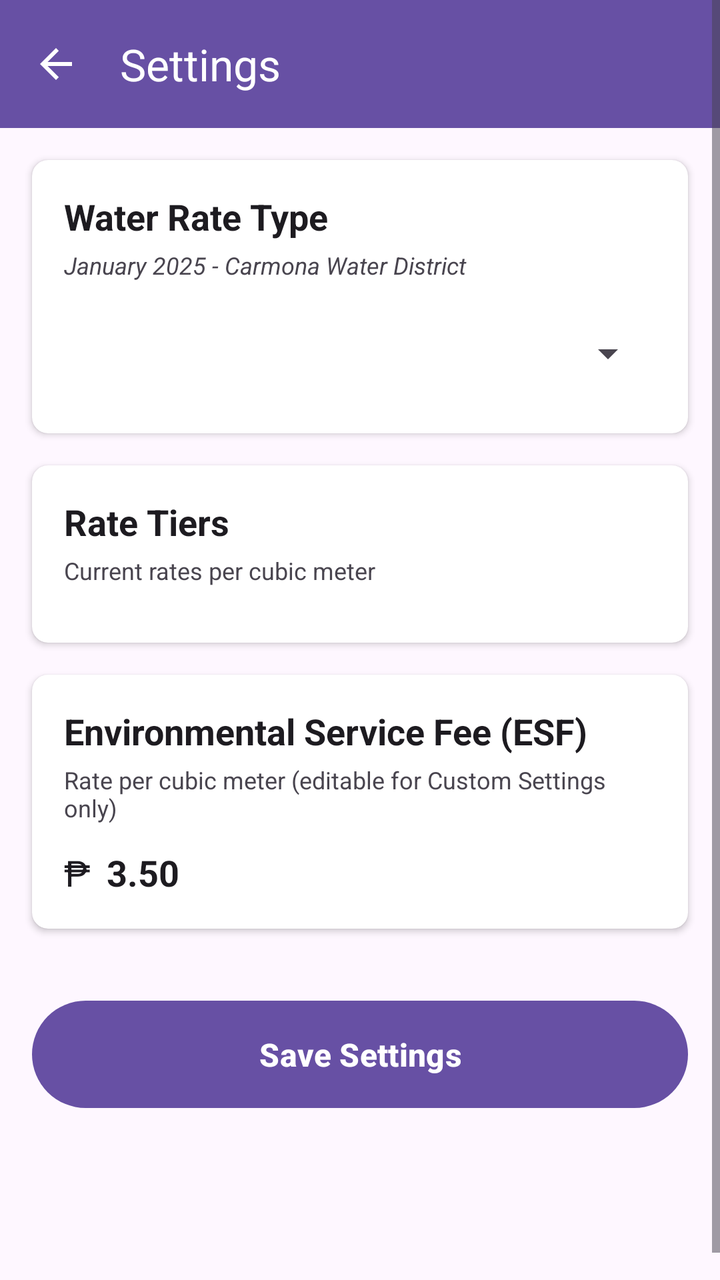
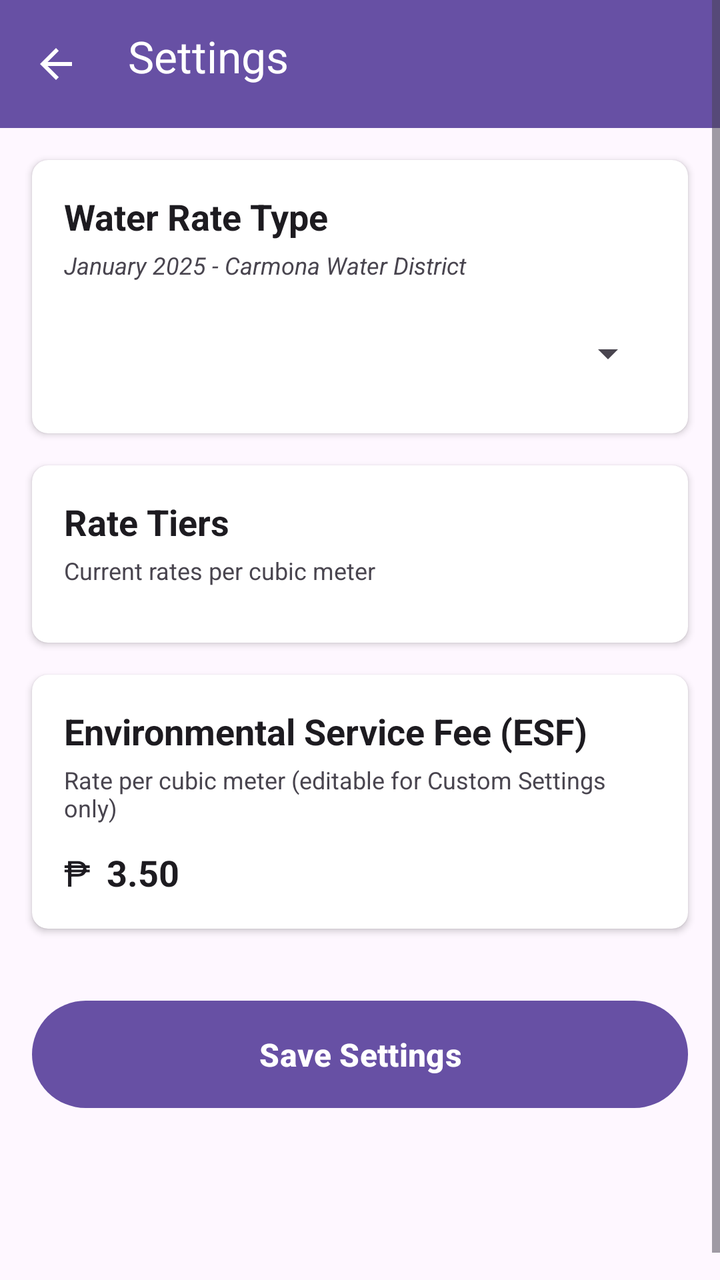

Screens rendered from an Android XML layout before and after an edit, with the pre-edit source and the edit as a unified diff.
<!-- AndroidManifest.xml: activity theme Theme.MeterSnap -->
<!-- res/layout/activity_settings.xml -->
<?xml version="1.0" encoding="utf-8"?>
<ScrollView xmlns:android="http://schemas.android.com/apk/res/android"
    xmlns:app="http://schemas.android.com/apk/res-auto"
    android:layout_width="match_parent"
    android:layout_height="match_parent"
    android:fillViewport="true"
    android:background="?android:attr/colorBackground">

    <LinearLayout
        android:layout_width="match_parent"
        android:layout_height="wrap_content"
        android:orientation="vertical"
        android:padding="0dp">

        
        <androidx.appcompat.widget.Toolbar
            android:id="@+id/toolbar"
            android:layout_width="match_parent"
            android:layout_height="?attr/actionBarSize"
            android:background="?attr/colorPrimary"
            android:elevation="4dp"
            android:fitsSystemWindows="true"
            android:paddingTop="0dp"
            android:theme="@style/ThemeOverlay.AppCompat.Dark.ActionBar"
            app:navigationIcon="?attr/homeAsUpIndicator"
            app:title="Settings"
            app:titleTextColor="@android:color/white" />

        
        <androidx.cardview.widget.CardView
            android:layout_width="match_parent"
            android:layout_height="wrap_content"
            android:layout_margin="16dp"
            app:cardCornerRadius="8dp"
            app:cardElevation="2dp">

            <LinearLayout
                android:layout_width="match_parent"
                android:layout_height="wrap_content"
                android:orientation="vertical"
                android:padding="16dp">

                <TextView
                    android:layout_width="match_parent"
                    android:layout_height="wrap_content"
                    android:text="Water Rate Type"
                    android:textColor="?android:attr/textColorPrimary"
                    android:textSize="18sp"
                    android:textStyle="bold" />

                <TextView
                    android:layout_width="match_parent"
                    android:layout_height="wrap_content"
                    android:layout_marginTop="4dp"
                    android:text="January 2025 - Carmona Water District"
                    android:textColor="?android:attr/textColorSecondary"
                    android:textSize="12sp"
                    android:textStyle="italic" />

                <Spinner
                    android:id="@+id/spinner_rate_type"
                    android:layout_width="match_parent"
                    android:layout_height="wrap_content"
                    android:layout_marginTop="12dp"
                    android:minHeight="48dp"
                    android:padding="8dp"
                    android:spinnerMode="dropdown" />
            </LinearLayout>
        </androidx.cardview.widget.CardView>

        
        <androidx.cardview.widget.CardView
            android:id="@+id/card_rate_tiers"
            android:layout_width="match_parent"
            android:layout_height="wrap_content"
            android:layout_marginStart="16dp"
            android:layout_marginEnd="16dp"
            android:layout_marginBottom="16dp"
            app:cardCornerRadius="8dp"
            app:cardElevation="2dp">

            <LinearLayout
                android:layout_width="match_parent"
                android:layout_height="wrap_content"
                android:orientation="vertical"
                android:padding="16dp">

                <TextView
                    android:layout_width="match_parent"
                    android:layout_height="wrap_content"
                    android:text="Rate Tiers"
                    android:textColor="?android:attr/textColorPrimary"
                    android:textSize="18sp"
                    android:textStyle="bold" />

                <TextView
                    android:id="@+id/text_rates_subtitle"
                    android:layout_width="match_parent"
                    android:layout_height="wrap_content"
                    android:layout_marginTop="4dp"
                    android:text="Current rates per cubic meter"
                    android:textColor="?android:attr/textColorSecondary"
                    android:textSize="12sp" />

                
                <LinearLayout
                    android:id="@+id/container_rate_tiers"
                    android:layout_width="match_parent"
                    android:layout_height="wrap_content"
                    android:layout_marginTop="12dp"
                    android:orientation="vertical">
                    
                </LinearLayout>

                
                <Button
                    android:id="@+id/btn_edit_custom_rates"
                    android:layout_width="match_parent"
                    android:layout_height="wrap_content"
                    android:layout_marginTop="8dp"
                    android:text="Edit Custom Rates"
                    android:visibility="gone" />
            </LinearLayout>
        </androidx.cardview.widget.CardView>

        
        <androidx.cardview.widget.CardView
            android:layout_width="match_parent"
            android:layout_height="wrap_content"
            android:layout_marginStart="16dp"
            android:layout_marginEnd="16dp"
            android:layout_marginBottom="16dp"
            app:cardCornerRadius="8dp"
            app:cardElevation="2dp">

            <LinearLayout
                android:layout_width="match_parent"
                android:layout_height="wrap_content"
                android:orientation="vertical"
                android:padding="16dp">

                <TextView
                    android:layout_width="match_parent"
                    android:layout_height="wrap_content"
                    android:text="Environmental Service Fee (ESF)"
                    android:textColor="?android:attr/textColorPrimary"
                    android:textSize="18sp"
                    android:textStyle="bold" />

                <TextView
                    android:layout_width="match_parent"
                    android:layout_height="wrap_content"
                    android:layout_marginTop="4dp"
                    android:text="Rate per cubic meter (editable for Custom Settings only)"
                    android:textColor="?android:attr/textColorSecondary"
                    android:textSize="12sp" />

                <LinearLayout
                    android:layout_width="match_parent"
                    android:layout_height="wrap_content"
                    android:layout_marginTop="12dp"
                    android:orientation="horizontal"
                    android:gravity="center_vertical">

                    <TextView
                        android:layout_width="wrap_content"
                        android:layout_height="wrap_content"
                        android:text="₱"
                        android:textColor="?android:attr/textColorPrimary"
                        android:textSize="18sp"
                        android:layout_marginEnd="8dp" />

                    <TextView
                        android:id="@+id/text_esf_rate"
                        android:layout_width="0dp"
                        android:layout_height="wrap_content"
                        android:layout_weight="1"
                        android:text="3.50"
                        android:textColor="?android:attr/textColorPrimary"
                        android:textSize="18sp"
                        android:textStyle="bold" />

                    <Button
                        android:id="@+id/btn_edit_esf"
                        style="@style/Widget.Material3.Button.TextButton"
                        android:layout_width="wrap_content"
                        android:layout_height="wrap_content"
                        android:text="Edit"
                        android:visibility="gone" />
                </LinearLayout>
            </LinearLayout>
        </androidx.cardview.widget.CardView>

        
        <Button
            android:id="@+id/btn_save_settings"
            android:layout_width="match_parent"
            android:layout_height="wrap_content"
            android:layout_margin="16dp"
            android:padding="16dp"
            android:text="Save Settings"
            android:textSize="16sp"
            android:textStyle="bold" />

        
        <View
            android:layout_width="match_parent"
            android:layout_height="80dp" />
    </LinearLayout>
</ScrollView>
<!-- resources referenced by this layout -->
<resources>
  <style name="Theme.MeterSnap" parent="Base.Theme.MeterSnap" />
  <style name="Base.Theme.MeterSnap" parent="Theme.Material3.DayNight.NoActionBar">
          
          
      </style>
</resources>

<!-- the commit's change to res/layout/activity_settings.xml (unified diff, before → after) -->
@@ -16,15 +16,18 @@
         <androidx.appcompat.widget.Toolbar
             android:id="@+id/toolbar"
             android:layout_width="match_parent"
-            android:layout_height="?attr/actionBarSize"
+            android:layout_height="wrap_content"
+            android:minHeight="?attr/actionBarSize"
             android:background="?attr/colorPrimary"
             android:elevation="4dp"
             android:fitsSystemWindows="true"
-            android:paddingTop="0dp"
+            android:paddingBottom="8dp"
             android:theme="@style/ThemeOverlay.AppCompat.Dark.ActionBar"
+            app:contentInsetStartWithNavigation="0dp"
             app:navigationIcon="?attr/homeAsUpIndicator"
             app:title="Settings"
-            app:titleTextColor="@android:color/white" />
+            app:titleTextColor="@android:color/white"
+            app:titleMarginStart="8dp" />
 
         
         <androidx.cardview.widget.CardView
